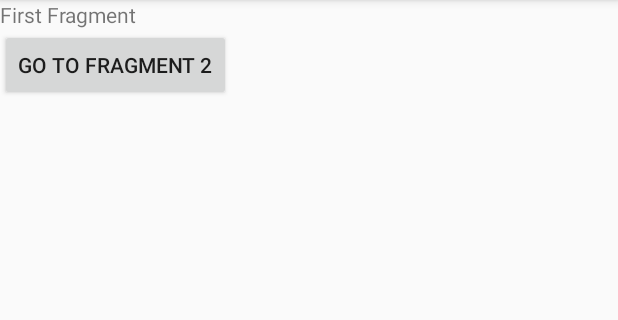
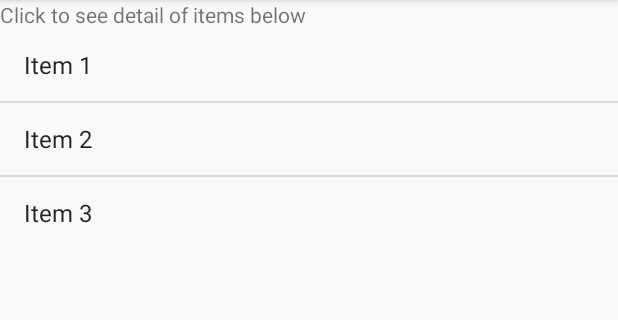
Before and after one commit to irwantokong/learn-tktpl-1706979303, an Android app: the screen it shows after launch (MainActivity), on a phone screen of 412 x 824 dp, the part 84-404 px from its top. Run offline under Robolectric (Android 15) with nearby library versions, the phone set to English and light mode, and no system bars.

Commit message:
Implement sending data between fragments using ViewModel

```diff
--- a/app/build.gradle
+++ b/app/build.gradle
@@ -26,6 +26,7 @@ dependencies {
     implementation 'androidx.appcompat:appcompat:1.2.0'
     implementation 'androidx.constraintlayout:constraintlayout:2.0.1'
     implementation 'androidx.legacy:legacy-support-v4:1.0.0'
+    implementation 'androidx.lifecycle:lifecycle-extensions:2.2.0'
     testImplementation 'junit:junit:4.12'
     androidTestImplementation 'androidx.test.ext:junit:1.1.2'
     androidTestImplementation 'androidx.test.espresso:espresso-core:3.3.0'
--- /dev/null
+++ b/app/src/main/java/id/ac/ui/cs/mobileprogramming/irwanto/lab4/data/ItemRepository.java
@@ -0,0 +1,32 @@
+package id.ac.ui.cs.mobileprogramming.irwanto.lab4.data;
+
+import java.util.Arrays;
+import java.util.HashMap;
+
+import id.ac.ui.cs.mobileprogramming.irwanto.lab4.model.Item;
+
+public class ItemRepository {
+    private HashMap<String, Item> items;
+
+    public String[] getItemList() {
+        if (items == null) createDummyItem();
+        String[] keyArray = items.keySet().toArray(new String[items.size()]);
+        Arrays.sort(keyArray);
+        return keyArray;
+    }
+
+    public Item getItem(String name) {
+        if (items == null) createDummyItem();
+        return items.get(name);
+    }
+
+    public void createDummyItem() {
+        items = new HashMap<String, Item>();
+        Item item1 = new Item("Item 1", "Description of item 1");
+        Item item2 = new Item("Item 2", "Description of item 2");
+        Item item3 = new Item("Item 3", "Description of item 3");
+        items.put("Item 1", item1);
+        items.put("Item 2", item2);
+        items.put("Item 3", item3);
+    }
+}
--- /dev/null
+++ b/app/src/main/java/id/ac/ui/cs/mobileprogramming/irwanto/lab4/model/Item.java
@@ -0,0 +1,27 @@
+package id.ac.ui.cs.mobileprogramming.irwanto.lab4.model;
+
+public class Item {
+    private String name;
+    private String description;
+
+    public Item(String name, String description) {
+        this.name = name;
+        this.description = description;
+    }
+
+    public void setName(String name) {
+        this.name = name;
+    }
+
+    public String getName() {
+        return name;
+    }
+
+    public void setDescription(String description) {
+        this.description = description;
+    }
+
+    public String getDescription() {
+        return description;
+    }
+}
--- a/app/src/main/java/id/ac/ui/cs/mobileprogramming/irwanto/lab4/view/ItemListFragment.java
+++ b/app/src/main/java/id/ac/ui/cs/mobileprogramming/irwanto/lab4/view/ItemListFragment.java
@@ -6,18 +6,24 @@ import androidx.annotation.Nullable;
 import androidx.fragment.app.Fragment;
 import androidx.fragment.app.FragmentManager;
 import androidx.fragment.app.FragmentTransaction;
+import androidx.lifecycle.ViewModelProvider;
 
 import android.view.LayoutInflater;
 import android.view.View;
 import android.view.ViewGroup;
+import android.widget.AdapterView;
+import android.widget.ArrayAdapter;
 import android.widget.Button;
+import android.widget.ListView;
+import android.widget.TextView;
 
 import id.ac.ui.cs.mobileprogramming.irwanto.lab4.R;
+import id.ac.ui.cs.mobileprogramming.irwanto.lab4.viewmodel.ItemViewModel;
 
 public class ItemListFragment extends Fragment {
     private View view;
     private FragmentManager fragmentManager;
-    private ItemDetailFragment itemDetailFragment;
+    private ItemViewModel itemViewModel;
 
     public ItemListFragment() {
         // Required empty public constructor
@@ -29,18 +35,23 @@ public class ItemListFragment extends Fragment {
         // Inflate the layout for this fragment
         view = inflater.inflate(R.layout.fragment_item_list, container, false);
         fragmentManager = getActivity().getSupportFragmentManager();
+        itemViewModel = new ViewModelProvider(getActivity()).get(ItemViewModel.class);
 
-        Button button = (Button) view.findViewById(R.id.go_button);
-        button.setOnClickListener(new View.OnClickListener() {
+        ListView itemLV = (ListView) view.findViewById(R.id.item_list);
+        itemLV.setAdapter(new ArrayAdapter<String>(this.getActivity(), android.R.layout.simple_list_item_1, itemViewModel.getItemList()));
+        itemLV.setOnItemClickListener(new AdapterView.OnItemClickListener() {
             @Override
-            public void onClick(View v) {
+            public void onItemClick(AdapterView<?> parent, View view, int position, long id) {
+                TextView textView = (TextView) view;
+                itemViewModel.setSelectedItem(textView.getText().toString());
+                ItemDetailFragment itemDetailFragment = new ItemDetailFragment();
                 FragmentTransaction fragmentTransaction = fragmentManager.beginTransaction();
-                ItemDetailFragment itemDetailFragment = new ItemDetailFragment();
                 fragmentTransaction.replace(R.id.main_container, itemDetailFragment);
                 fragmentTransaction.addToBackStack(this.getClass().getName());
                 fragmentTransaction.commit();
             }
         });
+
         return view;
     }
 
--- /dev/null
+++ b/app/src/main/java/id/ac/ui/cs/mobileprogramming/irwanto/lab4/viewmodel/ItemViewModel.java
@@ -0,0 +1,28 @@
+package id.ac.ui.cs.mobileprogramming.irwanto.lab4.viewmodel;
+
+import androidx.lifecycle.MutableLiveData;
+import androidx.lifecycle.ViewModel;
+
+import id.ac.ui.cs.mobileprogramming.irwanto.lab4.data.ItemRepository;
+import id.ac.ui.cs.mobileprogramming.irwanto.lab4.model.Item;
+
+public class ItemViewModel extends ViewModel {
+    private final MutableLiveData<String> selectedItem = new MutableLiveData<String>();
+    private ItemRepository itemRepository = new ItemRepository();
+
+    public void setSelectedItem(String name) {
+        selectedItem.setValue(name);
+    }
+
+    public MutableLiveData<String> getSelectedItem() {
+        return selectedItem;
+    }
+
+    public String[] getItemList() {
+        return itemRepository.getItemList();
+    }
+
+    public Item getItem(String name) {
+        return itemRepository.getItem(name);
+    }
+}
--- a/app/src/main/res/layout/fragment_item_list.xml
+++ b/app/src/main/res/layout/fragment_item_list.xml
@@ -8,12 +8,11 @@
     <TextView
         android:layout_width="match_parent"
         android:layout_height="match_parent"
-        android:text="First Fragment" />
+        android:text="Click to see detail of items below" />
 
-    <Button
-        android:id="@+id/go_button"
+    <ListView
+        android:id="@+id/item_list"
         android:layout_width="wrap_content"
-        android:layout_height="wrap_content"
-        android:text="Go to fragment 2" />
+        android:layout_height="wrap_content" />
 
 </LinearLayout>
```
Also changed, not shown: app/src/main/java/id/ac/ui/cs/mobileprogramming/irwanto/lab4/view/ItemDetailFragment.java (+21 -11 lines), app/src/main/res/layout/fragment_item_detail.xml (+8 -3 lines).
